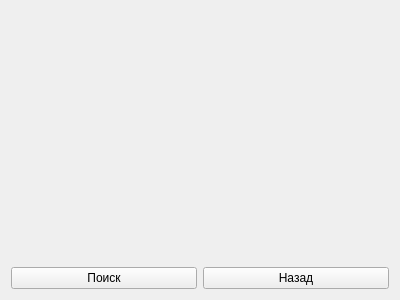
First picture: the form in src/core/find/findhome.ui, repository Arox/makler, before the edit.
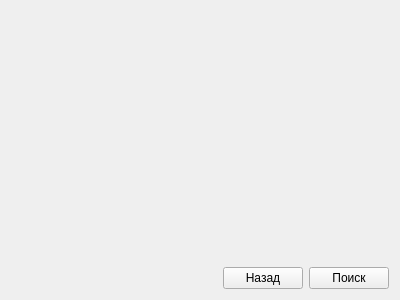
Second picture: the form after the edit.

What changed in the file:
```diff
--- a/src/core/find/findhome.ui
+++ b/src/core/find/findhome.ui
@@ -32,11 +32,17 @@
      <item>
       <layout class="QHBoxLayout" name="horizontalLayout">
        <item>
-        <widget class="QPushButton" name="mpFind">
-         <property name="text">
-          <string>Поиск</string>
+        <spacer name="horizontalSpacer">
+         <property name="orientation">
+          <enum>Qt::Horizontal</enum>
          </property>
-        </widget>
+         <property name="sizeHint" stdset="0">
+          <size>
+           <width>40</width>
+           <height>20</height>
+          </size>
+         </property>
+        </spacer>
        </item>
        <item>
         <widget class="QPushButton" name="mpBack">
@@ -45,6 +51,13 @@
          </property>
         </widget>
        </item>
+       <item>
+        <widget class="QPushButton" name="mpFind">
+         <property name="text">
+          <string>Поиск</string>
+         </property>
+        </widget>
+       </item>
       </layout>
      </item>
     </layout>
```
